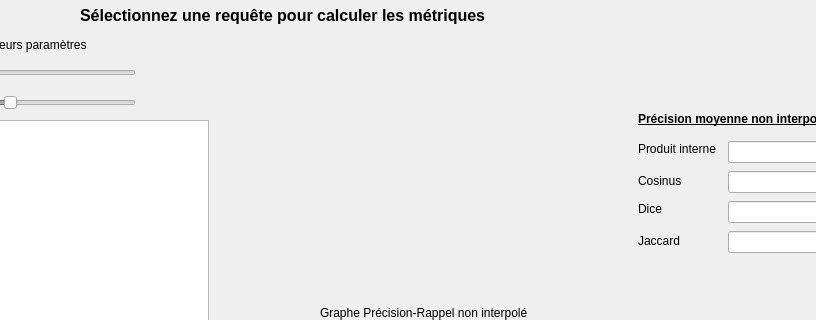
This is interface/query_interface.ui in HichemAK/information-retrieval as Qt 5 draws it before an edit; both pictures show x 232 to 1048 and y 0 to 320 of the 1330 by 640 pixel window. The edited form follows.
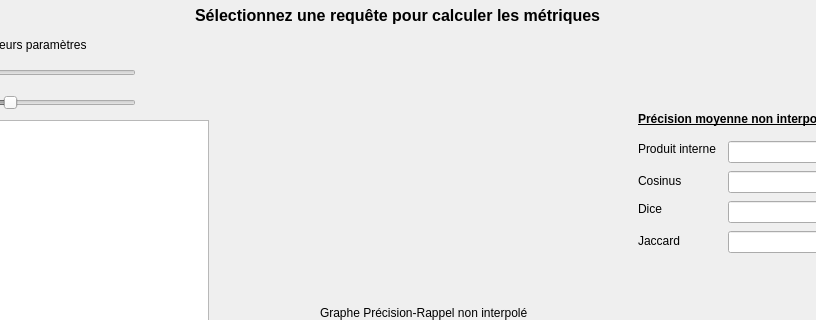
This is the edited form.

Patch:
```diff
--- a/interface/query_interface.ui
+++ b/interface/query_interface.ui
@@ -104,7 +104,7 @@
    <widget class="QLabel" name="label_7">
     <property name="geometry">
      <rect>
-      <x>312</x>
+      <x>427</x>
       <y>0</y>
       <width>541</width>
       <height>31</height>
```
